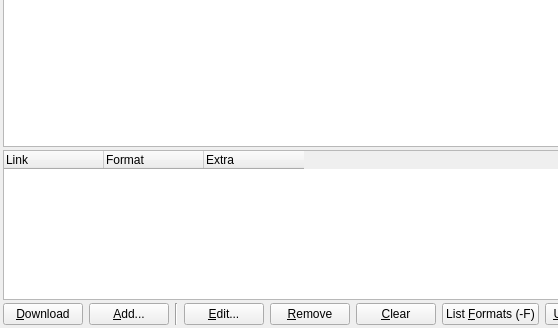
Old version of the form src/mainwindow.ui in the repository igor-marinescu/YouDownUI; both pictures show x 0 to 558 and y 327 to 655 of the 723 by 655 pixel window.
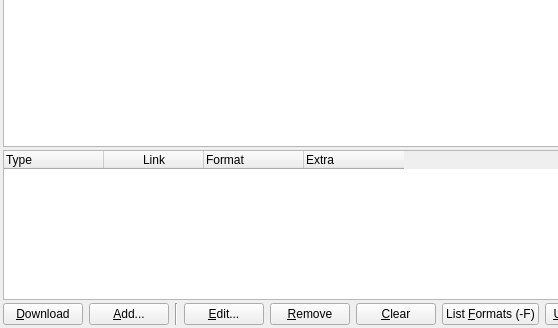
New version of the form.

Diff of the .ui file:
```diff
--- a/src/mainwindow.ui
+++ b/src/mainwindow.ui
@@ -65,20 +65,25 @@
       <attribute name="verticalHeaderDefaultSectionSize">
        <number>24</number>
       </attribute>
+      <column>
+       <property name="text">
+        <string>Type</string>
+       </property>
+       <property name="textAlignment">
+        <set>AlignLeading|AlignVCenter</set>
+       </property>
+      </column>
       <column>
        <property name="text">
         <string>Link</string>
        </property>
-       <property name="textAlignment">
-        <set>AlignLeft|AlignVCenter</set>
-       </property>
       </column>
       <column>
        <property name="text">
         <string>Format</string>
        </property>
        <property name="textAlignment">
-        <set>AlignLeft|AlignVCenter</set>
+        <set>AlignLeading|AlignVCenter</set>
        </property>
       </column>
       <column>
@@ -86,7 +91,7 @@
         <string>Extra</string>
        </property>
        <property name="textAlignment">
-        <set>AlignLeft|AlignVCenter</set>
+        <set>AlignLeading|AlignVCenter</set>
        </property>
       </column>
      </widget>
```
Left out of the diff: 3 changed lines with no effect on the pictures.
